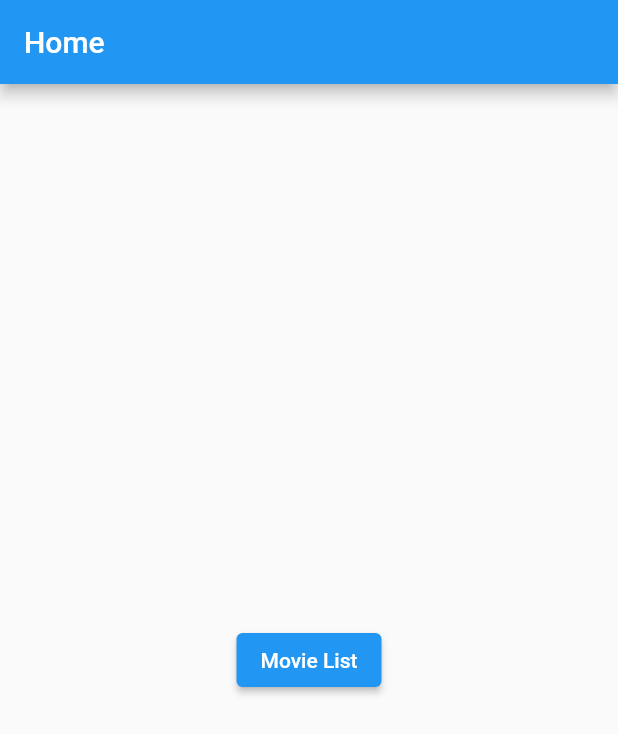
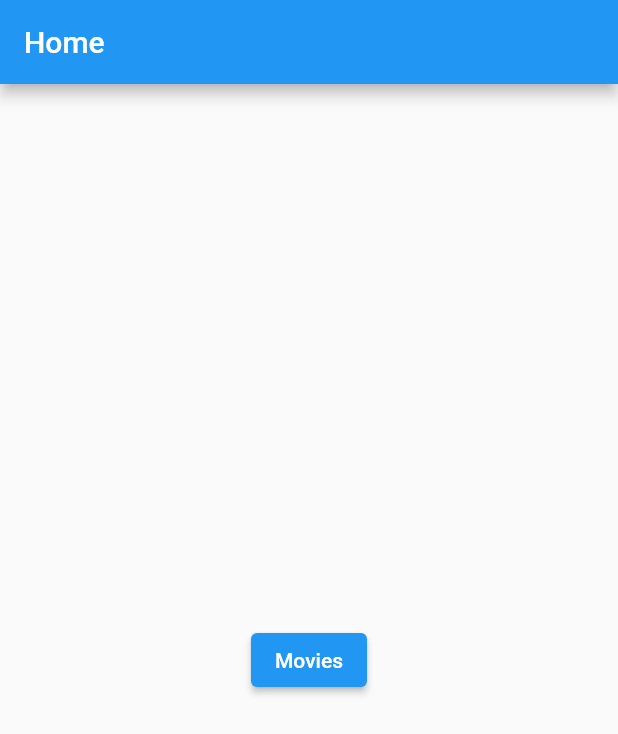
Before and after one commit to gmiak/agilesoftware_beos, a Flutter app: the screen it shows after launch, on a phone screen of 412 x 824 dp. Shown: the top 734 px of the screen. Run offline on Flutter 3.47's test engine with Material 2 defaults, Android fonts, the phone set to English and light mode, and no system bars; our stand-ins replace firebase_core; missing offline and left inert: tmdb_api; accounts and stored records are empty.

Commit message:
Added some comments

```diff
--- a/app/lib/main.dart
+++ b/app/lib/main.dart
@@ -66,7 +66,7 @@ class _MyHomePageState extends State<MyHomePage> {
         // Center is a layout widget. It takes a single child and positions it
         // in the middle of the parent.
         child: ElevatedButton(
-          child: Text("Movie List"),
+          child: Text("Movies"),
           onPressed: () {
             Navigator.push(
               context,
--- a/app/lib/model/movieModelInfo.dart
+++ b/app/lib/model/movieModelInfo.dart
@@ -1,5 +1,5 @@
 /*
-* This class represents the object movie
+* Klassen bygger abstraktionen (en objektmodell) av en film.
 * */
 class MovieModelInfo {
   final String tmdbId;
@@ -13,7 +13,7 @@ class MovieModelInfo {
   MovieModelInfo(
       {this.tmdbId, this.title, this.poster, this.year, this.description});
 
-  // Function which return an instans of movie from Json
+  //Returns an instans of movie from Json
   factory MovieModelInfo.fromJson(Map<String, dynamic> json) {
     return MovieModelInfo(
       tmdbId: json["year"],
--- a/app/lib/movieList.dart
+++ b/app/lib/movieList.dart
@@ -3,6 +3,10 @@ import 'package:app/model/movieModelInfo.dart';
 import 'package:app/view/movieViewInfo.dart';
 import 'package:flutter/material.dart';
 
+/*
+** Main klass för filmlistan.
+** Den klassen kompletterar i stor sett klassen view/MovieViewInfo.
+**/
 class MovieList extends StatefulWidget {
   @override
   State<StatefulWidget> createState() {
--- a/app/lib/view/movieViewInfo.dart
+++ b/app/lib/view/movieViewInfo.dart
@@ -2,7 +2,8 @@ import 'package:app/model/movieModelInfo.dart';
 import 'package:flutter/material.dart';
 
 /*
-* This is the class which displays the movie
+** Klassen tar in en parameter som är listan av alla filmer,
+** Därmed målas varje filmer med samma format på skärmen.
 **/
 class MovieViewInfo extends StatelessWidget {
   final List<MovieModelInfo> movies;
```
Also changed, not shown: app/lib/controller/movieController.dart (+5 -3 lines).
